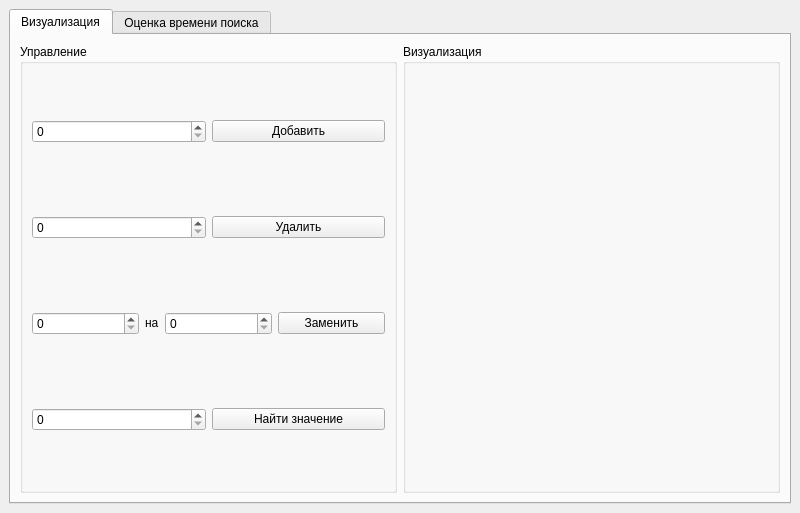
This is ui/ui/MainForm.ui in AquaUseful/struct_algs_coursework as Qt 5 draws it before an edit. The edited form follows.
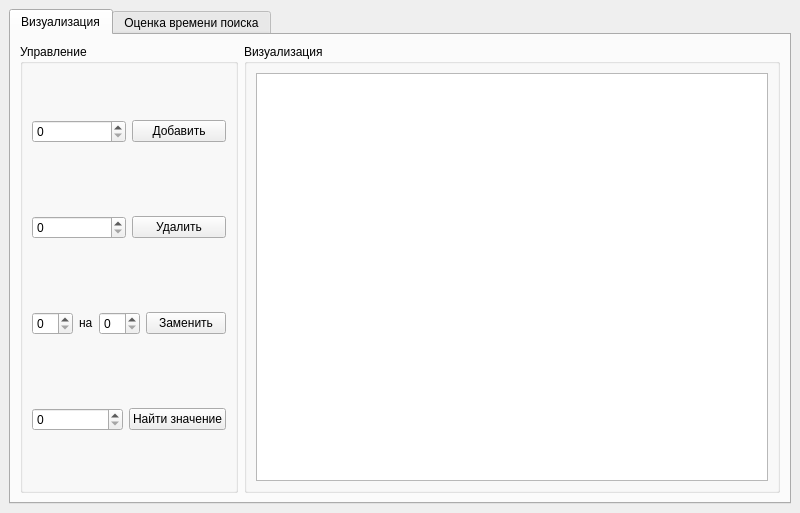
This is the edited form. The open tabs and pages were chosen to show the change. Custom widgets are drawn as their Qt base class.

```diff
--- a/ui/ui/MainForm.ui
+++ b/ui/ui/MainForm.ui
@@ -165,6 +165,11 @@
           <property name="title">
            <string>Визуализация</string>
           </property>
+          <layout class="QVBoxLayout" name="verticalLayout_7">
+           <item>
+            <widget class="QGraphicsView" name="graphicsView_2"/>
+           </item>
+          </layout>
          </widget>
         </item>
        </layout>
```
Left out of the diff: 22 changed lines with no effect on the pictures.
